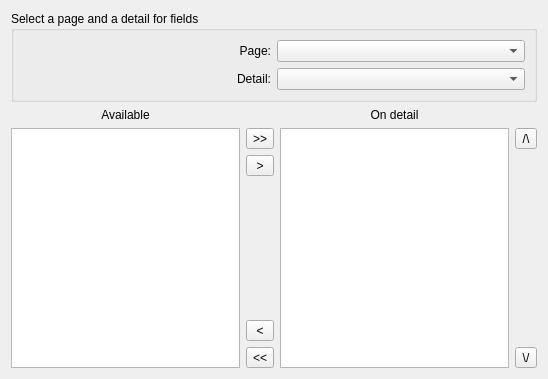
Old version of the form apps/designer/fieldswizardpage.ui in the repository shujaatak/exaro.
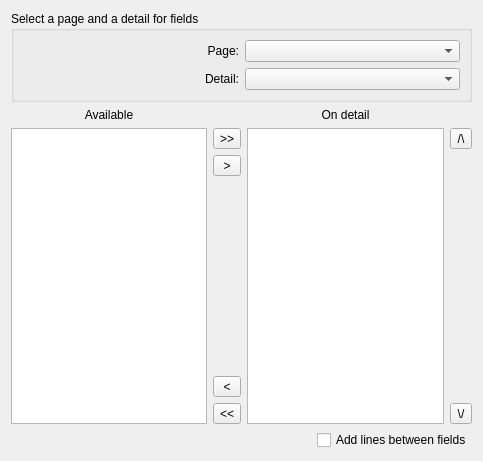
New version of the form. Icons and pictures are not drawn.

Commit message: Now wizard can draw lines between fields

Diff of the .ui file:
```diff
--- a/apps/designer/fieldswizardpage.ui
+++ b/apps/designer/fieldswizardpage.ui
@@ -6,8 +6,8 @@
    <rect>
     <x>0</x>
     <y>0</y>
-    <width>548</width>
-    <height>379</height>
+    <width>483</width>
+    <height>461</height>
    </rect>
   </property>
   <property name="windowTitle">
@@ -19,6 +19,8 @@
   <property name="subTitle">
    <string>Here you have to add fileds to report</string>
   </property>
+  <layout class="QVBoxLayout" name="verticalLayout">
+   <item>
   <layout class="QGridLayout" name="gridLayout_2">
    <item row="0" column="0" colspan="4">
     <widget class="QGroupBox" name="groupBox">
@@ -220,6 +222,32 @@
       </size>
      </property>
     </widget>
+     </item>
+    </layout>
+   </item>
+   <item>
+    <layout class="QHBoxLayout" name="horizontalLayout">
+     <item>
+      <spacer name="horizontalSpacer">
+       <property name="orientation">
+        <enum>Qt::Horizontal</enum>
+       </property>
+       <property name="sizeHint" stdset="0">
+        <size>
+         <width>40</width>
+         <height>20</height>
+        </size>
+       </property>
+      </spacer>
+     </item>
+     <item>
+      <widget class="QCheckBox" name="drawLine">
+       <property name="text">
+        <string>Add lines between fields</string>
+       </property>
+      </widget>
+     </item>
+    </layout>
    </item>
   </layout>
  </widget>
```
Lines whose indentation alone changed are shown as unchanged. The commit also changes 2 other files.
